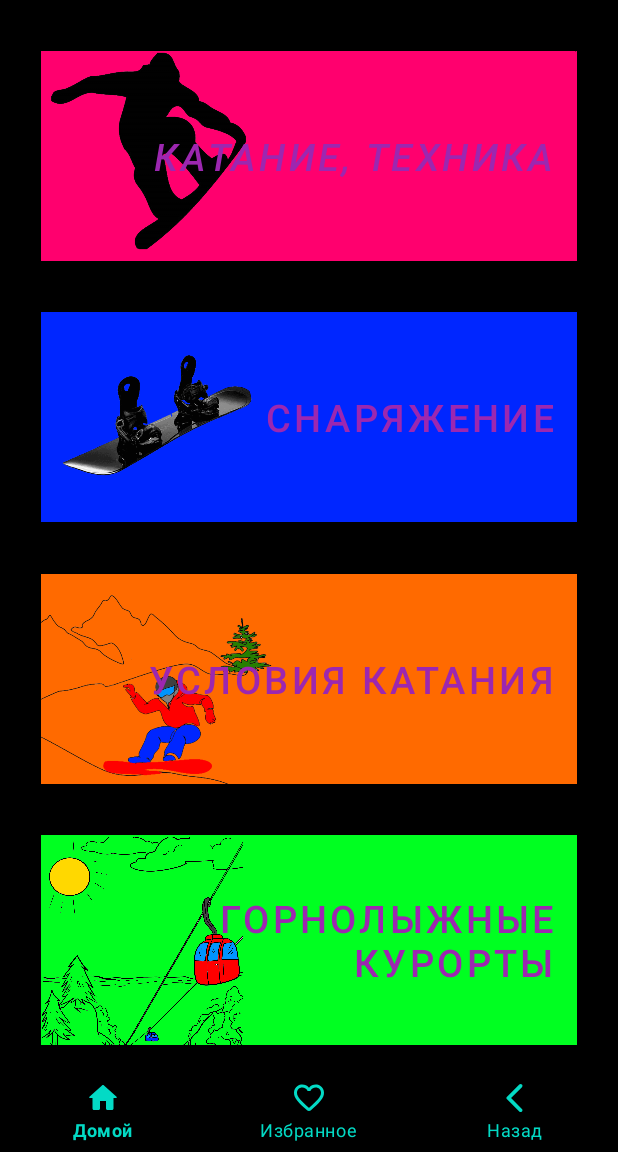
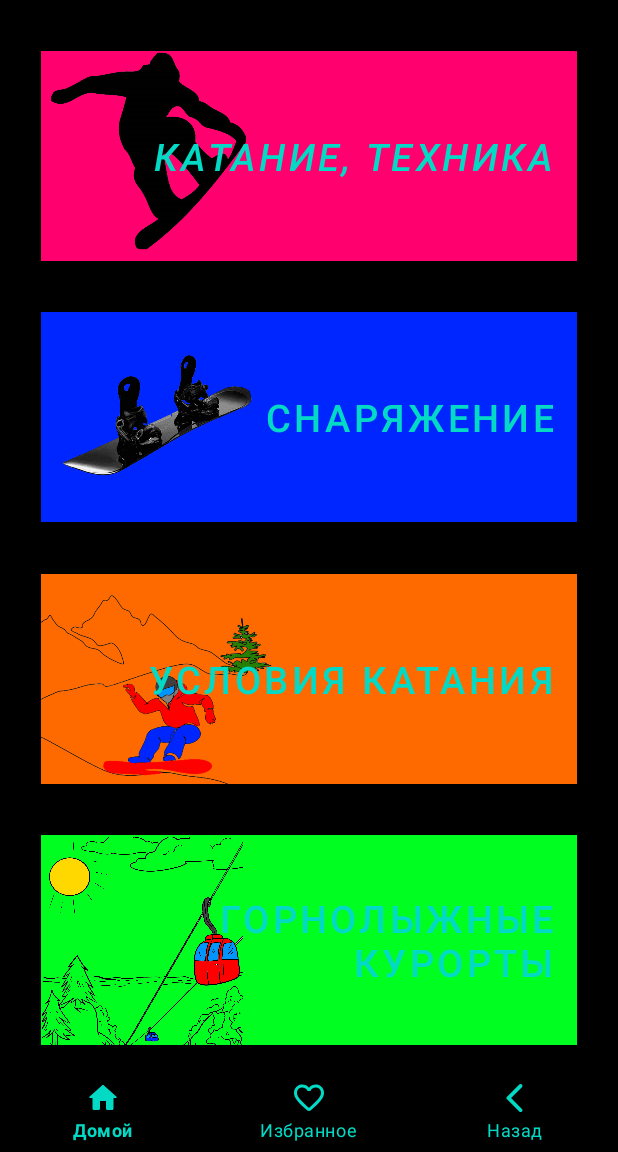
Before and after one commit to olegAmbr/SnowboardExperience, an Android app: the screen it shows after launch (MainActivity), on a phone screen of 412 x 824 dp, the part 84-1236 px from its top. Run offline under Robolectric (Android 15) with nearby library versions, the phone set to English and light mode, and no system bars; our stand-ins replace Dagger/Hilt's generated code, data binding.

Commit message:
Sprint_2

```diff
--- a/app/src/main/res/drawable/round_arrow_back_ios.xml
+++ b/app/src/main/res/drawable/round_arrow_back_ios.xml
@@ -1,5 +1,5 @@
 <vector android:autoMirrored="true" android:height="24dp"
-    android:tint="#000000" android:viewportHeight="24"
+    android:tint="@color/teal_200" android:viewportHeight="24"
     android:viewportWidth="24" android:width="24dp" xmlns:android="http://schemas.android.com/apk/res/android">
     <path android:fillColor="@android:color/white" android:pathData="M16.62,2.99c-0.49,-0.49 -1.28,-0.49 -1.77,0L6.54,11.3c-0.39,0.39 -0.39,1.02 0,1.41l8.31,8.31c0.49,0.49 1.28,0.49 1.77,0s0.49,-1.28 0,-1.77L9.38,12l7.25,-7.25c0.48,-0.48 0.48,-1.28 -0.01,-1.76z"/>
 </vector>
--- a/app/src/main/res/drawable/round_favorite.xml
+++ b/app/src/main/res/drawable/round_favorite.xml
@@ -1,4 +1,4 @@
-<vector android:height="24dp" android:tint="#000000"
+<vector android:height="24dp" android:tint="@color/teal_200"
     android:viewportHeight="24" android:viewportWidth="24"
     android:width="24dp" xmlns:android="http://schemas.android.com/apk/res/android">
     <path android:fillColor="@android:color/white" android:pathData="M13.35,20.13c-0.76,0.69 -1.93,0.69 -2.69,-0.01l-0.11,-0.1C5.3,15.27 1.87,12.16 2,8.28c0.06,-1.7 0.93,-3.33 2.34,-4.29 2.64,-1.8 5.9,-0.96 7.66,1.1 1.76,-2.06 5.02,-2.91 7.66,-1.1 1.41,0.96 2.28,2.59 2.34,4.29 0.14,3.88 -3.3,6.99 -8.55,11.76l-0.1,0.09z"/>
--- a/app/src/main/res/drawable/round_favorite_border.xml
+++ b/app/src/main/res/drawable/round_favorite_border.xml
@@ -1,4 +1,4 @@
-<vector android:height="24dp" android:tint="#000000"
+<vector android:height="24dp" android:tint="@color/teal_200"
     android:viewportHeight="24" android:viewportWidth="24"
     android:width="24dp" xmlns:android="http://schemas.android.com/apk/res/android">
     <path android:fillColor="@android:color/white" android:pathData="M19.66,3.99c-2.64,-1.8 -5.9,-0.96 -7.66,1.1 -1.76,-2.06 -5.02,-2.91 -7.66,-1.1 -1.4,0.96 -2.28,2.58 -2.34,4.29 -0.14,3.88 3.3,6.99 8.55,11.76l0.1,0.09c0.76,0.69 1.93,0.69 2.69,-0.01l0.11,-0.1c5.25,-4.76 8.68,-7.87 8.55,-11.75 -0.06,-1.7 -0.94,-3.32 -2.34,-4.28zM12.1,18.55l-0.1,0.1 -0.1,-0.1C7.14,14.24 4,11.39 4,8.5 4,6.5 5.5,5 7.5,5c1.54,0 3.04,0.99 3.57,2.36h1.87C13.46,5.99 14.96,5 16.5,5c2,0 3.5,1.5 3.5,3.5 0,2.89 -3.14,5.74 -7.9,10.05z"/>
--- a/app/src/main/res/drawable/round_home.xml
+++ b/app/src/main/res/drawable/round_home.xml
@@ -1,4 +1,4 @@
-<vector android:height="24dp" android:tint="#000000"
+<vector android:height="24dp" android:tint="@color/teal_200"
     android:viewportHeight="24" android:viewportWidth="24"
     android:width="24dp" xmlns:android="http://schemas.android.com/apk/res/android">
     <path android:fillColor="@android:color/white" android:pathData="M10,19v-5h4v5c0,0.55 0.45,1 1,1h3c0.55,0 1,-0.45 1,-1v-7h1.7c0.46,0 0.68,-0.57 0.33,-0.87L12.67,3.6c-0.38,-0.34 -0.96,-0.34 -1.34,0l-8.36,7.53c-0.34,0.3 -0.13,0.87 0.33,0.87H5v7c0,0.55 0.45,1 1,1h3c0.55,0 1,-0.45 1,-1z"/>
--- a/app/src/main/res/drawable/round_menu.xml
+++ b/app/src/main/res/drawable/round_menu.xml
@@ -1,4 +1,4 @@
-<vector android:height="24dp" android:tint="#000000"
+<vector android:height="24dp" android:tint="@color/teal_200"
     android:viewportHeight="24" android:viewportWidth="24"
     android:width="24dp" xmlns:android="http://schemas.android.com/apk/res/android">
     <path android:fillColor="@android:color/white" android:pathData="M4,15h16c0.55,0 1,-0.45 1,-1s-0.45,-1 -1,-1L4,13c-0.55,0 -1,0.45 -1,1s0.45,1 1,1zM4,19h16c0.55,0 1,-0.45 1,-1s-0.45,-1 -1,-1L4,17c-0.55,0 -1,0.45 -1,1s0.45,1 1,1zM4,11h16c0.55,0 1,-0.45 1,-1s-0.45,-1 -1,-1L4,9c-0.55,0 -1,0.45 -1,1s0.45,1 1,1zM3,6c0,0.55 0.45,1 1,1h16c0.55,0 1,-0.45 1,-1s-0.45,-1 -1,-1L4,5c-0.55,0 -1,0.45 -1,1z"/>
--- a/app/src/main/res/drawable/round_settings.xml
+++ b/app/src/main/res/drawable/round_settings.xml
@@ -1,4 +1,4 @@
-<vector android:height="24dp" android:tint="#000000"
+<vector android:height="24dp" android:tint="@color/teal_200"
     android:viewportHeight="24" android:viewportWidth="24"
     android:width="24dp" xmlns:android="http://schemas.android.com/apk/res/android">
     <path android:fillColor="@android:color/white" android:pathData="M19.5,12c0,-0.23 -0.01,-0.45 -0.03,-0.68l1.86,-1.41c0.4,-0.3 0.51,-0.86 0.26,-1.3l-1.87,-3.23c-0.25,-0.44 -0.79,-0.62 -1.25,-0.42l-2.15,0.91c-0.37,-0.26 -0.76,-0.49 -1.17,-0.68l-0.29,-2.31C14.8,2.38 14.37,2 13.87,2h-3.73C9.63,2 9.2,2.38 9.14,2.88L8.85,5.19c-0.41,0.19 -0.8,0.42 -1.17,0.68L5.53,4.96c-0.46,-0.2 -1,-0.02 -1.25,0.42L2.41,8.62c-0.25,0.44 -0.14,0.99 0.26,1.3l1.86,1.41C4.51,11.55 4.5,11.77 4.5,12s0.01,0.45 0.03,0.68l-1.86,1.41c-0.4,0.3 -0.51,0.86 -0.26,1.3l1.87,3.23c0.25,0.44 0.79,0.62 1.25,0.42l2.15,-0.91c0.37,0.26 0.76,0.49 1.17,0.68l0.29,2.31C9.2,21.62 9.63,22 10.13,22h3.73c0.5,0 0.93,-0.38 0.99,-0.88l0.29,-2.31c0.41,-0.19 0.8,-0.42 1.17,-0.68l2.15,0.91c0.46,0.2 1,0.02 1.25,-0.42l1.87,-3.23c0.25,-0.44 0.14,-0.99 -0.26,-1.3l-1.86,-1.41C19.49,12.45 19.5,12.23 19.5,12zM12.04,15.5c-1.93,0 -3.5,-1.57 -3.5,-3.5s1.57,-3.5 3.5,-3.5s3.5,1.57 3.5,3.5S13.97,15.5 12.04,15.5z"/>
--- a/app/src/main/res/layout/activity_main.xml
+++ b/app/src/main/res/layout/activity_main.xml
@@ -27,11 +27,10 @@
             android:layout_width="match_parent"
             android:layout_height="match_parent"
             app:layout_constraintBottom_toBottomOf="parent"
-            app:layout_constraintEnd_toEndOf="parent"
+            app:layout_constraintBottom_toTopOf="@id/bottomNavigationMenu"
             app:layout_constraintStart_toStartOf="parent"
-            app:layout_constraintTop_toTopOf="parent"
+            app:layout_constraintTop_toBottomOf="@id/topAppBarMenu" />
 
-            />
         <com.google.android.material.bottomnavigation.BottomNavigationView
             android:id="@+id/bottomNavigationMenu"
             android:layout_width="match_parent"
--- a/app/src/main/res/layout/fragment_home.xml
+++ b/app/src/main/res/layout/fragment_home.xml
@@ -18,7 +18,7 @@
 
         <com.google.android.material.button.MaterialButton
             android:id="@+id/button1"
-            android:layout_width="0dp"
+            android:layout_width="match_parent"
             android:layout_height="140dp"
             android:layout_marginLeft="27dp"
             android:layout_marginRight="27dp"
@@ -28,7 +28,7 @@
             android:textStyle="italic"
             android:textSize="25sp"
             android:gravity="end|center_vertical"
-            android:textColor="#9C27B0"
+            android:textColor="@color/teal_200"
             app:layout_constraintBottom_toTopOf="@+id/button2"
             app:layout_constraintEnd_toEndOf="parent"
             app:layout_constraintStart_toStartOf="parent"
@@ -45,7 +45,7 @@
             android:text="@string/equip"
             android:textSize="25sp"
             android:gravity="end|center_vertical"
-            android:textColor="#9C27B0"
+            android:textColor="@color/teal_200"
             app:layout_constraintBottom_toTopOf="@+id/button3"
             app:layout_constraintEnd_toEndOf="parent"
             app:layout_constraintStart_toStartOf="parent"
@@ -63,7 +63,7 @@
             android:text="@string/conditions"
             android:textSize="25sp"
             android:gravity="end|center_vertical"
-            android:textColor="#9C27B0"
+            android:textColor="@color/teal_200"
             app:layout_constraintBottom_toTopOf="@+id/button4"
             app:layout_constraintEnd_toEndOf="parent"
             app:layout_constraintStart_toStartOf="parent"
@@ -81,7 +81,7 @@
             android:text="@string/places"
             android:textSize="25sp"
             android:gravity="end|center_vertical"
-            android:textColor="#9C27B0"
+            android:textColor="@color/teal_200"
             app:layout_constraintBottom_toBottomOf="parent"
             app:layout_constraintEnd_toEndOf="parent"
             app:layout_constraintStart_toStartOf="parent"
--- a/app/src/main/res/values/strings.xml
+++ b/app/src/main/res/values/strings.xml
@@ -6,8 +6,10 @@
     <string name="favorites">Избранное</string>
     <string name="back">Назад</string>
     <string name="menu_settings_title">Snow</string>
-    <string name="skiing">КАТАНИЕ, ТЕХНИКА</string>
+    <string name="skiing">КАТАНИЕ,
+        ТЕХНИКА</string>
     <string name="equip">СНАРЯЖЕНИЕ</string>
-    <string name="conditions">УСЛОВИЯ КАТАНИЯ</string>
+    <string name="conditions">УСЛОВИЯ
+        КАТАНИЯ</string>
     <string name="places">ГОРНОЛЫЖНЫЕ КУРОРТЫ</string>
 </resources>
```
